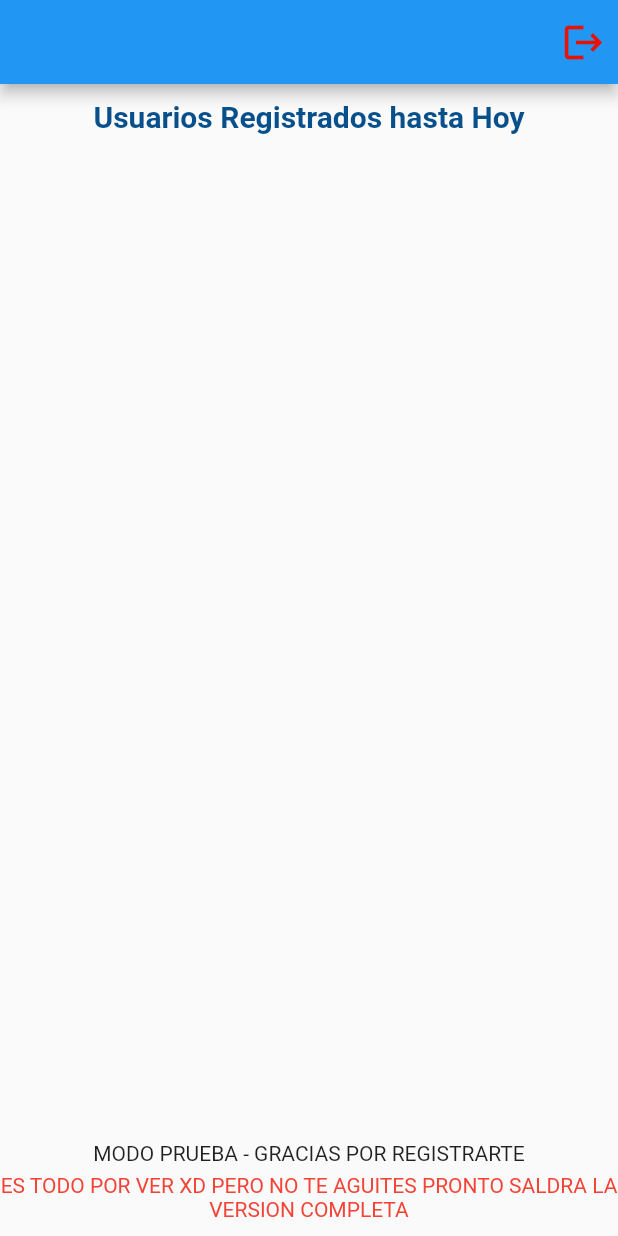
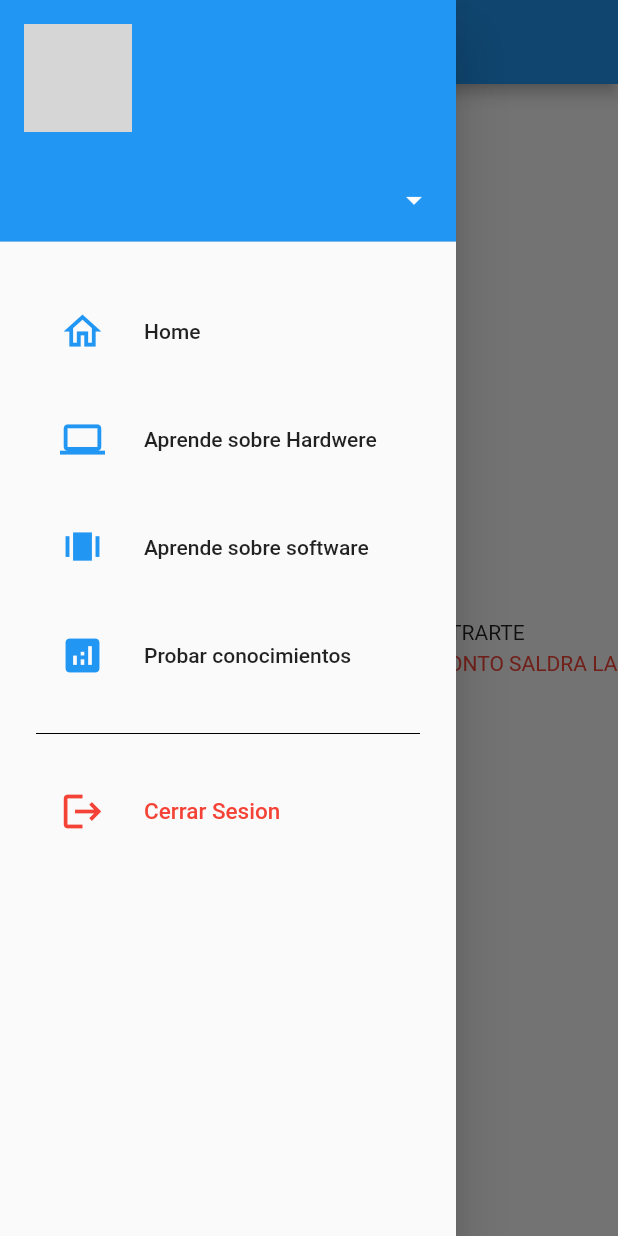
Before and after one commit to hardworld089/AppMovil, a Flutter app: the screen it shows once a user with an empty profile is signed in, with the side drawer open (before the commit the screen has no drawer), on a phone screen of 412 x 824 dp. Run offline on Flutter 3.47's test engine with Material 2 defaults, Android fonts, the phone set to English and light mode, and no system bars; our stand-ins replace cloud_firestore, firebase_auth, firebase_core, google_fonts, google_sign_in; accounts and stored records are empty; network calls fail; grey boxes are pictures that could not be loaded.

Commit message:
Identificador Terminado MenuLaterar Con Usuario

```diff
--- a/lib/main.dart
+++ b/lib/main.dart
@@ -1,10 +1,14 @@
+import 'package:cloud_firestore/cloud_firestore.dart';
 import 'package:flutter/material.dart';
 import 'package:login/src/Auth/main_page.dart';
 import 'package:firebase_core/firebase_core.dart';
 
+import 'data Get/get_user_name.dart';
+
 void main() async {
   WidgetsFlutterBinding.ensureInitialized();
   await Firebase.initializeApp();
+
   runApp(const MyApp());
 }
 
--- a/lib/src/pages/home_page.dart
+++ b/lib/src/pages/home_page.dart
@@ -1,8 +1,10 @@
 import 'package:firebase_auth/firebase_auth.dart';
 import 'package:cloud_firestore/cloud_firestore.dart';
+import 'package:firebase_core/firebase_core.dart';
 
 import 'package:flutter/material.dart';
 import 'package:login/data%20Get/get_user_name.dart';
+import 'package:login/src/pages/navigation_drawer.dart';
 
 class HomePage extends StatefulWidget {
   const HomePage({super.key});
@@ -12,79 +14,38 @@ class HomePage extends StatefulWidget {
 }
 
 class _HomePageState extends State<HomePage> {
-  final user = FirebaseAuth.instance.currentUser!;
   //document IDs
-  List<String> docIDs = [];
-  Future getDocIDs() async {
+
+  List<String> docgetId = [];
+  Future getDocID() async {
+    final userID = FirebaseAuth.instance.currentUser!;
     await FirebaseFirestore.instance
         .collection('users')
         .get()
-        .then((snapshot) => snapshot.docs.forEach((document) {
-              print(document.reference);
-              docIDs.add(document.reference.id);
+        .then((snapshot) => snapshot.docs.forEach((element) {
+              print(element.reference);
+              docgetId.add(element.reference.id);
             }));
   }
 
   @override
   Widget build(BuildContext context) {
+    final user = FirebaseAuth.instance.currentUser!;
     return Scaffold(
+      drawer: NavigationDrawer(),
       appBar: AppBar(
-        title: Text(user.email!,
+        title: Text(user.displayName ?? "Bienvenido",
             style: const TextStyle(
                 fontWeight: FontWeight.bold,
                 fontSize: 20,
                 color: Color.fromARGB(255, 247, 247, 247))),
-        actions: [
-          GestureDetector(
-            onTap: () {
-              FirebaseAuth.instance.signOut();
-            },
-            child: const Padding(
-              padding: EdgeInsets.all(8.0),
-              child: Icon(
-                Icons.logout,
-                color: Color.fromARGB(255, 235, 16, 0),
-                size: 30,
-              ),
-            ),
-          )
-        ],
       ),
       body: Center(
         child: Column(
           mainAxisAlignment: MainAxisAlignment.center,
-          children: [
-            const SizedBox(
+          children: const [
+            SizedBox(
               height: 10,
-            ),
-            const Text('Usuarios Registrados hasta Hoy',
-                style: TextStyle(
-                    fontWeight: FontWeight.bold,
-                    fontSize: 20,
-                    color: Color.fromARGB(255, 8, 80, 139))),
-            const SizedBox(
-              height: 10,
-            ),
-            Expanded(
-                child: FutureBuilder(
-                    future: getDocIDs(),
-                    builder: (context, snapshot) {
-                      return ListView.builder(
-                        itemCount: docIDs.length,
-                        itemBuilder: (context, index) {
-                          return Padding(
-                            padding: const EdgeInsets.all(8.0),
-                            child: ListTile(
-                              title: GetUserName(documentId: docIDs[index]),
-                              tileColor: Color.fromARGB(255, 218, 67, 67),
-                              textColor: Color.fromARGB(255, 241, 241, 241),
-                            ),
-                          );
-                        },
-                      );
-                    })),
-            SizedBox(
-              height: 5,
             ),
             Text('MODO PRUEBA - GRACIAS POR REGISTRARTE'),
             SizedBox(
--- a/lib/src/pages/login.dart
+++ b/lib/src/pages/login.dart
@@ -22,9 +22,15 @@ class _LoginState extends State<Login> {
 
   Future singIn() async {
     try {
+      /* showDialog(
+          context: context,
+          builder: (context) {
+            return Center(child: CircularProgressIndicator());
+          }); */
       await FirebaseAuth.instance.signInWithEmailAndPassword(
           email: _emailController.text.trim(),
           password: _passwordController.text.trim());
+      /* Navigator.of(context).pop(); */
       showDialog(
         context: context,
         builder: (context) {
--- /dev/null
+++ b/lib/src/pages/navigation_drawer.dart
@@ -0,0 +1,110 @@
+import 'package:cloud_firestore/cloud_firestore.dart';
+import 'package:firebase_auth/firebase_auth.dart';
+import 'package:flutter/material.dart';
+import 'package:login/src/pages/User_page.dart';
+import 'package:login/src/pages/home_page.dart';
+
+class NavigationDrawer extends StatefulWidget {
+  const NavigationDrawer({super.key});
+
+  @override
+  State<NavigationDrawer> createState() => _NavigationDrawerState();
+}
+
+class _NavigationDrawerState extends State<NavigationDrawer> {
+  final user = FirebaseAuth.instance.currentUser!;
+  @override
+  Widget build(BuildContext context) {
+    return Drawer(
+      child: ListView(
+        children: <Widget>[
+          UserAccountsDrawerHeader(
+            onDetailsPressed: () {
+              Navigator.pop(context);
+              Navigator.of(context).push(MaterialPageRoute(
+                builder: (context) => const UserPage(),
+              ));
+            },
+            currentAccountPicture: CircleAvatar(
+              radius: 52,
+              backgroundImage: NetworkImage(user.photoURL ??
+                  "https://w7.pngwing.com/pngs/340/946/png-transparent-avatar-user-computer-icons-software-developer-avatar-child-face-heroes.png"),
+            ),
+            accountName: Text(
+              user.displayName ?? user.displayName ?? "Usuario",
+              style: const TextStyle(fontSize: 25),
+            ),
+            accountEmail: Text(user.email!),
+          ),
+          builMenuItems(context)
+        ],
+      ),
+    );
+  }
+}
+
+builMenuItems(BuildContext context) {
+  return Container(
+    padding: const EdgeInsets.all(24),
+    child: Wrap(
+      runSpacing: 16,
+      // ignore: prefer_const_literals_to_create_immutables
+      children: [
+        ListTile(
+          leading: const Icon(
+            Icons.home_outlined,
+            size: 30,
+            color: Colors.blue,
+          ),
+          title: const Text('Home'),
+          onTap: () => Navigator.of(context).pushReplacement(
+              MaterialPageRoute(builder: (context) => const HomePage())),
+        ),
+        const ListTile(
+          leading: Icon(
+            Icons.computer,
+            size: 30,
+            color: Colors.blue,
+          ),
+          title: Text('Aprende sobre Hardwere'),
+          /* onTap: () {}, */
+        ),
+        const ListTile(
+          leading: Icon(
+            Icons.amp_stories,
+            size: 30,
+            color: Colors.blue,
+          ),
+          title: Text('Aprende sobre software'),
+          /* onTap: () {}, */
+        ),
+        const ListTile(
+          leading: Icon(
+            Icons.analytics,
+            size: 30,
+            color: Colors.blue,
+          ),
+          title: Text('Probar conocimientos'),
+          /* onTap: () {}, */
+        ),
+        const Divider(
+          color: Colors.black,
+        ),
+        ListTile(
+          leading: const Icon(
+            Icons.logout,
+            size: 30,
+            color: Colors.red,
+          ),
+          title: const Text(
+            'Cerrar Sesion',
+            style: TextStyle(color: Colors.red, fontSize: 15),
+          ),
+          onTap: () {
+            FirebaseAuth.instance.signOut();
+          },
+        ),
+      ],
+    ),
+  );
+}
```
Also changed, not shown: lib/data Get/get_user_name.dart (+0 -25 lines), lib/src/pages/User_page.dart (added, +94 -0 lines).
